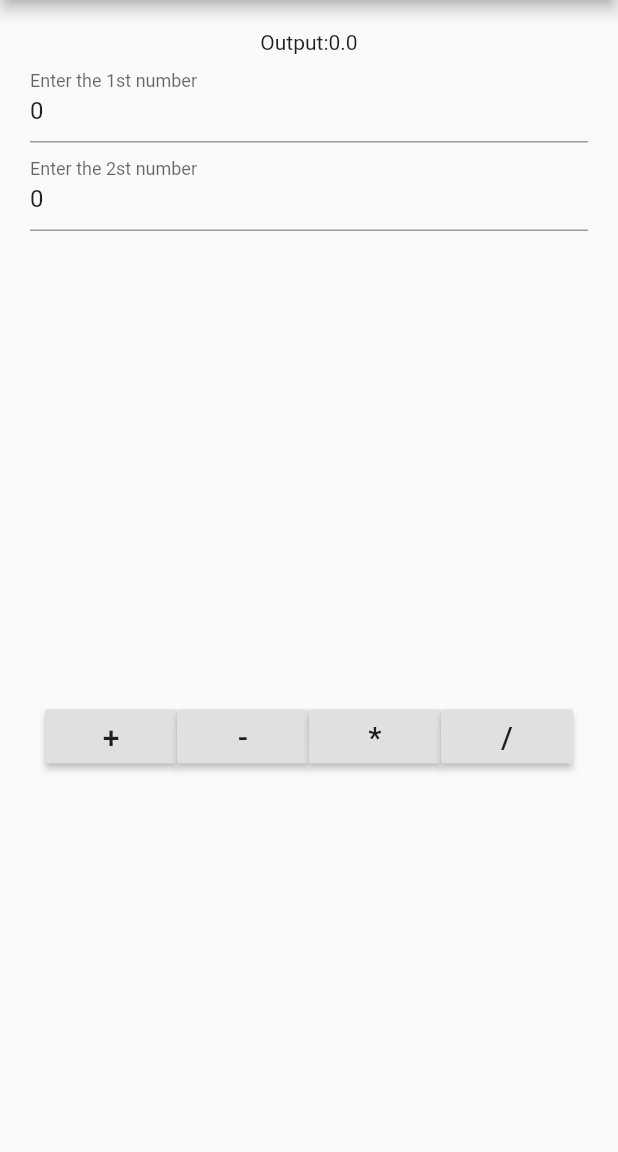
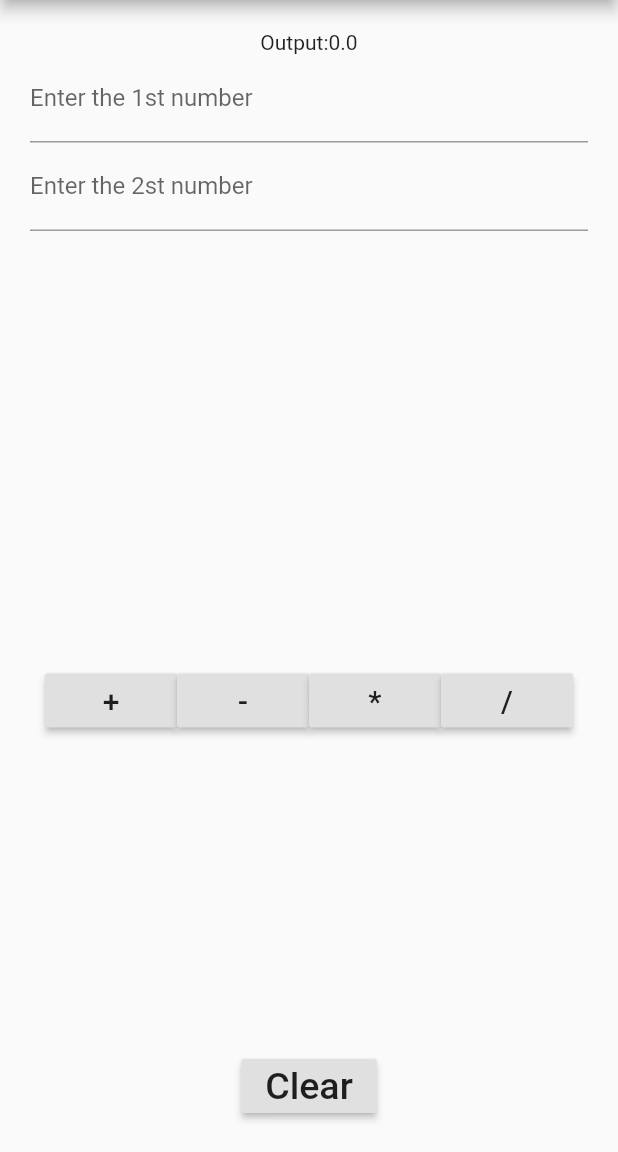
Before and after one commit to bhavikvashi1804/calculator, a Flutter app: the screen it shows after launch, on a phone screen of 412 x 824 dp, the part 84-1236 px from its top. Run offline on Flutter 3.47's test engine with Material 2 defaults, Android fonts, the phone set to English and light mode, and no system bars.

Commit message:
clear button implemented

```diff
--- a/lib/home_page.dart
+++ b/lib/home_page.dart
@@ -12,8 +12,8 @@ class _HomePageState extends State<HomePage> {
 
   var num1=0.0,num2=0.0,sum=0.0;
 
-  TextEditingController t1=new TextEditingController(text: "0");
-  TextEditingController t2=new TextEditingController(text: "0");
+  TextEditingController t1=new TextEditingController(text: "");
+  TextEditingController t2=new TextEditingController(text: "");
 
 
   void add()
@@ -51,6 +51,14 @@ class _HomePageState extends State<HomePage> {
       num1=double.parse(t1.text);
       num2=double.parse(t2.text);
       sum=num1/num2;
+    });
+  }
+
+  void clear() {
+    setState(() {
+     t1.text="";
+     t2.text="";
+      sum=0;
     });
   }
 
@@ -107,6 +115,10 @@ class _HomePageState extends State<HomePage> {
                   ),
                 ],
               ),
+            ),
+            RaisedButton(
+              child: Text("Clear",style: TextStyle(fontSize: 25.0),),
+              onPressed: clear,
             )
 
           ],
@@ -114,4 +126,6 @@ class _HomePageState extends State<HomePage> {
       )
     );
   }
+
+
 }
```
